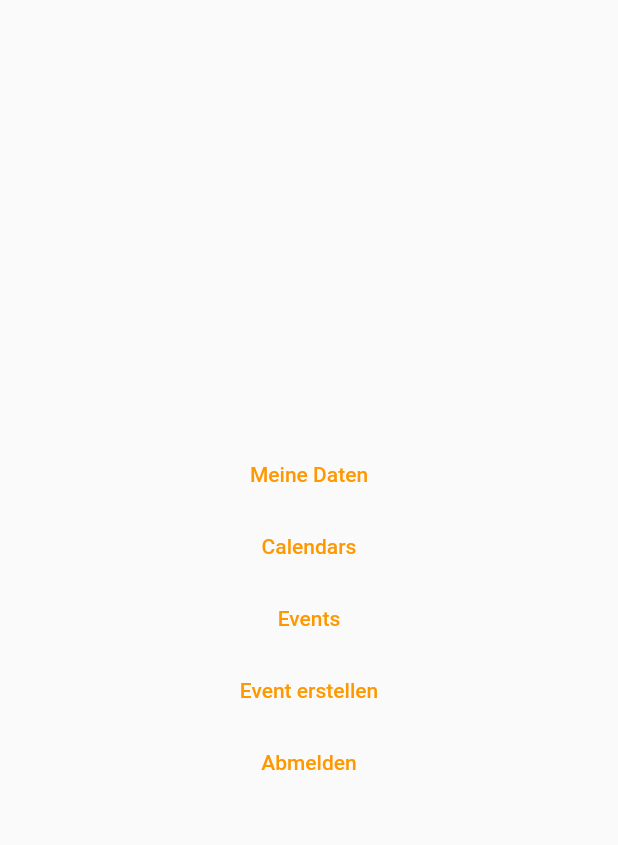
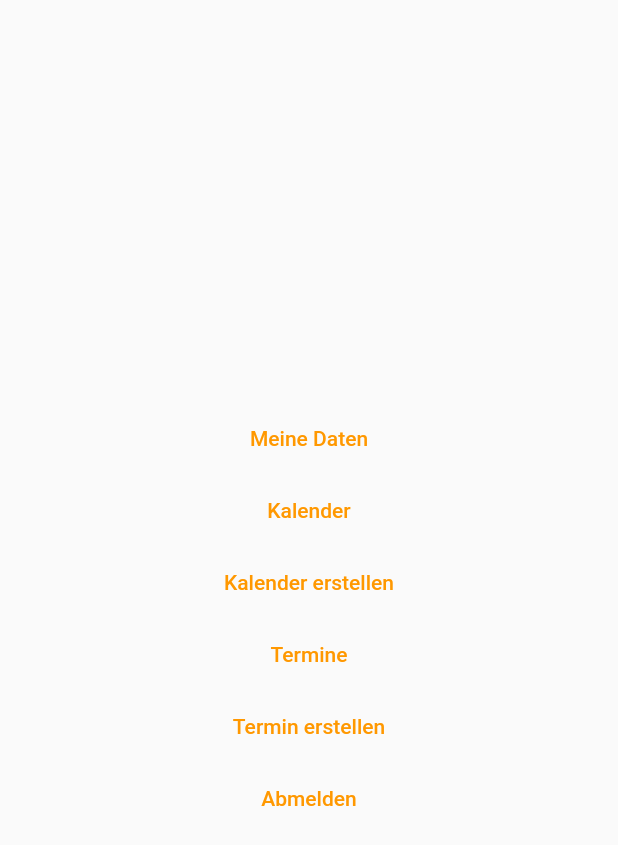
Before and after one commit to tmewe/jambu, a Flutter app: the PlaygroundPage screen opened directly, on a phone screen of 412 x 824 dp. Shown: the top 845 px of the screen. Run offline on Flutter 3.47's test engine with Material 2 defaults, Android fonts, the phone set to English and light mode, and no system bars; our stand-ins replace bloc, chopper, equatable, firebase_auth, firebase_core, firebase_messaging and 6 more; accounts and stored records are empty; generated files the repository leaves out were written again.

Commit message:
Create calendar with ms graph

```diff
--- a/lib/ms_graph/api/ms_graph_api.dart
+++ b/lib/ms_graph/api/ms_graph_api.dart
@@ -14,6 +14,12 @@ abstract class MSGraphAPI extends ChopperService {
     @Query() String select = '''id, name, hexColor''',
   });
 
+  @Post(
+    path: 'me/calendars',
+    headers: {'content-type': 'application/json'},
+  )
+  Future<Response<dynamic>> createCalendar(@Body() String data);
+
   @Get(path: 'me/calendar/events')
   Future<Response<dynamic>> calendarEvents({
     @Query() required String filter,
--- a/lib/playground/playground.dart
+++ b/lib/playground/playground.dart
@@ -22,13 +22,22 @@ class PlaygroundPage extends StatelessWidget {
               onPressed: () {
                 context.read<MSGraphRepository>().calendars();
               },
-              child: const Text('Calendars'),
+              child: const Text('Kalender'),
+            ),
+            TextButton(
+              onPressed: () {
+                context.read<MSGraphRepository>().createCalendar(
+                      name: 'Anwesenheiten',
+                      color: Colors.orange,
+                    );
+              },
+              child: const Text('Kalender erstellen'),
             ),
             TextButton(
               onPressed: () {
                 context.read<MSGraphRepository>().events();
               },
-              child: const Text('Events'),
+              child: const Text('Termine'),
             ),
             TextButton(
               onPressed: () {
@@ -36,7 +45,7 @@ class PlaygroundPage extends StatelessWidget {
                       dateTime: DateTime.now(),
                     );
               },
-              child: const Text('Event erstellen'),
+              child: const Text('Termin erstellen'),
             ),
             TextButton(
               onPressed: () {
```
Also changed, not shown: lib/ms_graph/datasource/ms_graph_datasource.dart (+8 -1 lines), lib/repository/ms_graph_repository.dart (+7 -1 lines), lib/ms_graph/api/ms_graph_api.chopper.dart.
